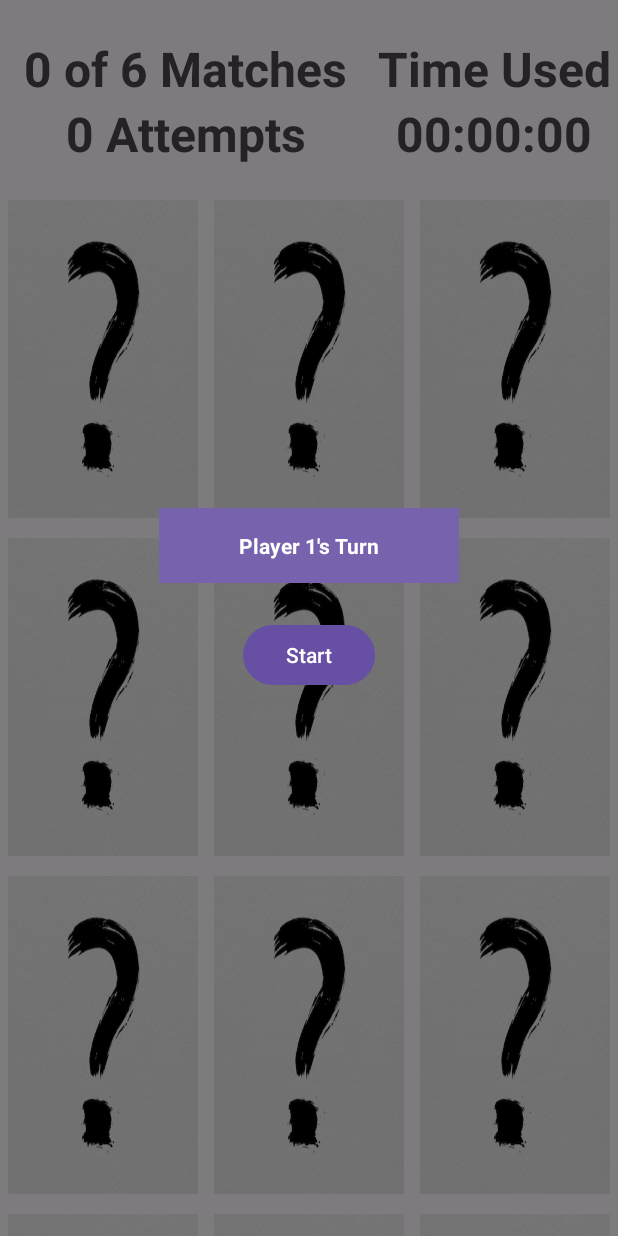
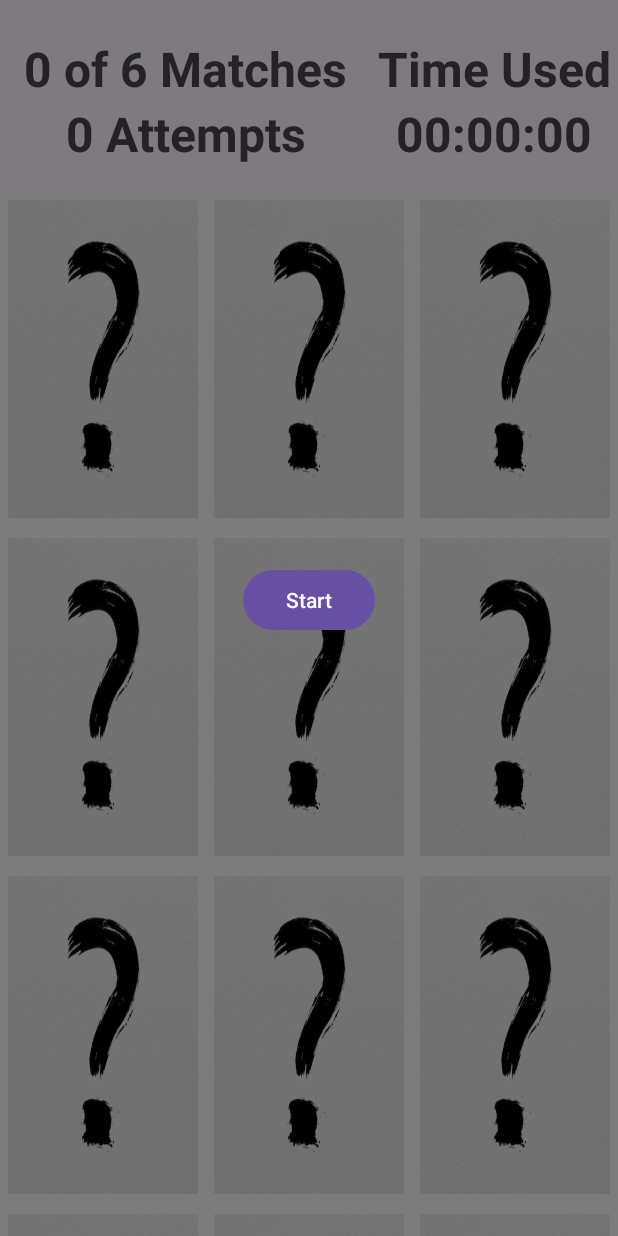
Before and after one commit to Qibaoooo/memory_game, an Android app: the GameActivity screen opened directly, with no data from a screen before it, on a phone screen of 412 x 824 dp. Run offline under Robolectric (Android 15) with nearby library versions, the phone set to English and light mode, and no system bars; 2 statements that could not run were skipped.

Commit message:
quick fix

```diff
--- a/app/src/main/java/nus/iss/sa57/team11/GameActivity.java
+++ b/app/src/main/java/nus/iss/sa57/team11/GameActivity.java
@@ -124,6 +124,7 @@ public class GameActivity extends AppCompatActivity implements View.OnClickListe
 
     private void initGame(){
         scoreTable = findViewById(R.id.scoreTable);
+        turn = findViewById(R.id.turn);
         Intent intent = getIntent();
         isDefault = intent.getBooleanExtra("isDefault",false);
         if(!isDefault) {
@@ -135,6 +136,7 @@ public class GameActivity extends AppCompatActivity implements View.OnClickListe
         isDouble = intent.getBooleanExtra("isDouble",false);
         if(!isDouble){
             scoreTable.setVisibility(View.GONE);
+            turn.setVisibility(View.GONE);
         } else {
             scoreTable.setVisibility(View.VISIBLE);
             isFirstPlayer = true;
```
